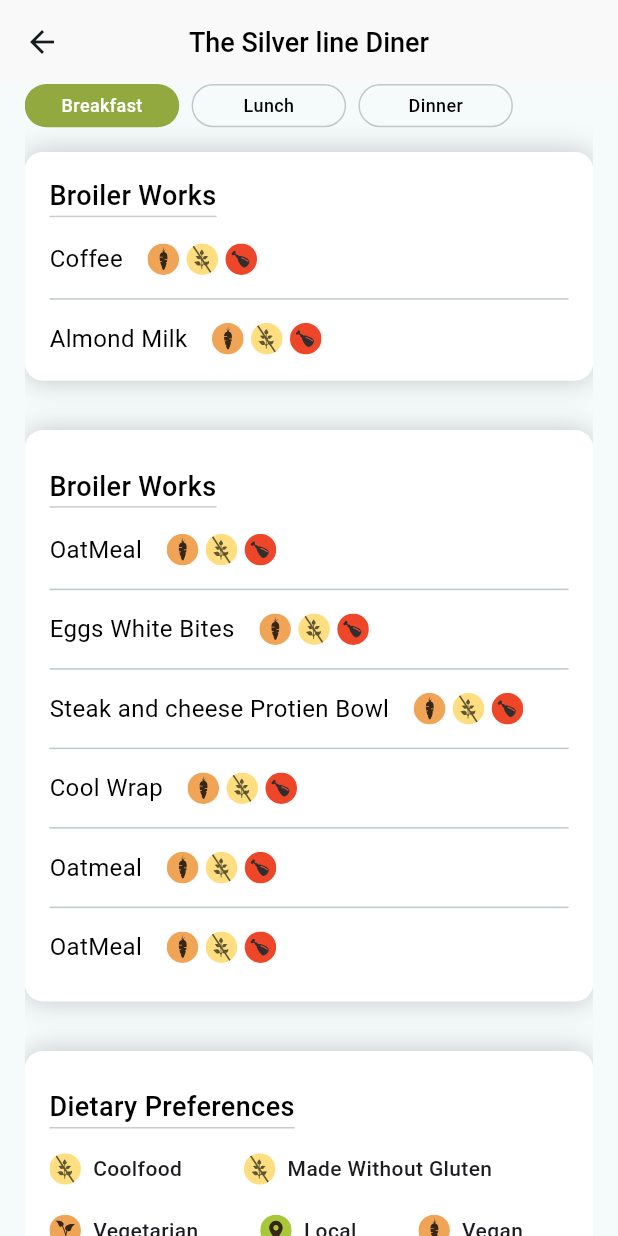
After one commit to Abdulla-Khan/FlourishU, a Flutter app: the RestaurantsDetailView screen opened by its route, on a phone screen of 412 x 824 dp. The commit adds this screen. Run offline on Flutter 3.47's test engine with Material 3 defaults, Android fonts, the phone set to English and light mode, and no system bars; our stand-ins replace flutter_svg, fluttertoast, get, get_storage, google_fonts, jwt_decoder and 2 more; missing offline and left inert: flutter_floating_bottom_bar, wheel_slider; accounts and stored records are empty.

Commit message:
Added Resaturants Detail View

```diff
--- a/lib/main.dart
+++ b/lib/main.dart
@@ -1,11 +1,13 @@
 import 'package:flourish/utils/bindings/bindings.dart';
 import 'package:flourish/utils/constants/colors.dart';
 import 'package:flourish/utils/routes/routes.dart';
+import 'package:flourish/views/restaurants_details/restaurants_detail_view.dart';
 import 'package:flutter/material.dart';
 import 'package:get/route_manager.dart';
 import 'package:get_storage/get_storage.dart';
 import 'package:google_fonts/google_fonts.dart';
 
+//TODO: Refactor
 void main() async {
   await GetStorage.init();
   runApp(const FlourishApp());
--- a/lib/utils/routes/routes.dart
+++ b/lib/utils/routes/routes.dart
@@ -17,6 +17,7 @@ import 'package:flourish/views/favourites/favourites_view.dart';
 import 'package:flourish/views/navigation_view.dart';
 import 'package:flourish/views/profile/change_password_view.dart';
 import 'package:flourish/views/profile/edit_profile_view.dart';
+import 'package:flourish/views/restaurants_details/restaurants_detail_view.dart';
 import 'package:flourish/views/settings/pages/about_us.dart';
 import 'package:flourish/views/settings/pages/customer_service_view.dart';
 import 'package:flourish/views/settings/pages/privacy_policy_view.dart';
@@ -162,4 +163,10 @@ List<GetPage<dynamic>>? routes = [
     transition: Transition.fade,
     transitionDuration: const Duration(milliseconds: 200),
   ),
+  GetPage(
+    name: '/restaurantDetails',
+    page: () => const RestaurantsDetailView(),
+    transition: Transition.fade,
+    transitionDuration: const Duration(milliseconds: 200),
+  ),
 ];
--- a/lib/views/components/home/nearby_eatry_card.dart
+++ b/lib/views/components/home/nearby_eatry_card.dart
@@ -1,5 +1,5 @@
-import 'package:flourish/utils/services/size_service.dart';
 import 'package:flutter/material.dart';
+import 'package:get/get.dart';
 
 class NeabyEatriesCard extends StatelessWidget {
   const NeabyEatriesCard({
@@ -14,7 +14,9 @@ class NeabyEatriesCard extends StatelessWidget {
         shrinkWrap: true,
         itemCount: 4,
         itemBuilder: (context, indexs) {
-          return Container(
+          return GestureDetector(
+            onTap: () => Get.toNamed("/restaurantDetails"),
+            child: Container(
               margin: EdgeInsets.symmetric(vertical: context.height * 0.01),
               width: context.width,
               decoration: BoxDecoration(
@@ -68,7 +70,8 @@ class NeabyEatriesCard extends StatelessWidget {
                     ),
                   ),
                   Container(
-                  margin: EdgeInsets.symmetric(vertical: context.height * 0.02),
+                    margin:
+                        EdgeInsets.symmetric(vertical: context.height * 0.02),
                     padding:
                         EdgeInsets.symmetric(horizontal: context.width * 0.02),
                     child: const Text(
@@ -84,6 +87,7 @@ class NeabyEatriesCard extends StatelessWidget {
                   )
                 ],
               ),
+            ),
           );
         });
   }
--- /dev/null
+++ b/lib/views/restaurants_details/restaurants_detail_view.dart
@@ -0,0 +1,354 @@
+import 'package:flourish/views/components/customize_diet_plan/appbar.dart';
+import 'package:flutter/material.dart';
+import 'package:flutter_svg/svg.dart';
+import 'package:get/get.dart';
+
+import '../../utils/constants/colors.dart';
+
+class RestaurantsDetailView extends GetView {
+  const RestaurantsDetailView({super.key});
+
+  @override
+  Widget build(BuildContext context) {
+    return Scaffold(
+      appBar: const CustomizeDietAppbar(
+        title: "The Silver line Diner",
+      ),
+      body: SafeArea(
+          child: Padding(
+        padding: EdgeInsets.symmetric(
+          horizontal: context.width * 0.04,
+        ),
+        child: SingleChildScrollView(
+          child: Column(
+            crossAxisAlignment: CrossAxisAlignment.start,
+            children: [
+              SizedBox(
+                height: context.height * 0.035,
+                child: ListView.separated(
+                    itemCount: mealTypes.length,
+                    shrinkWrap: true,
+                    scrollDirection: Axis.horizontal,
+                    separatorBuilder: (context, index) =>
+                        SizedBox(width: context.width * 0.02),
+                    itemBuilder: (context, index) {
+                      return Obx(
+                        () => GestureDetector(
+                          onTap: () {
+                            for (var i in mealTypes) {
+                              i['isSelected'] =
+                                  i['value'] == mealTypes[index]['value'];
+                            }
+                          },
+                          child: Container(
+                              width: context.width * 0.25,
+                              decoration: BoxDecoration(
+                                color: mealTypes[index]['isSelected']
+                                    ? textBtnColor
+                                    : null,
+                                borderRadius: BorderRadius.circular(25),
+                                border: mealTypes[index]['isSelected']
+                                    ? null
+                                    : Border.all(
+                                        width: 1,
+                                        color: Colors.black.withOpacity(0.2),
+                                      ),
+                              ),
+                              alignment: Alignment.center,
+                              child: Text(
+                                mealTypes[index]['value'],
+                                style: TextStyle(
+                                  color: !mealTypes[index]['isSelected']
+                                      ? Colors.black
+                                      : Colors.white,
+                                  fontSize: 12,
+                                  fontFamily: 'Roboto',
+                                  fontWeight: FontWeight.w500,
+                                  height: 0,
+                                ),
+                              )),
+                        ),
+                      );
+                    }),
+              ),
+              Container(
+                width: context.width,
+                margin: EdgeInsets.symmetric(
+                  vertical: context.height * 0.02,
+                ),
+                padding: EdgeInsets.symmetric(
+                  horizontal: context.width * 0.04,
+                  vertical: context.height * 0.02,
+                ),
+                decoration: BoxDecoration(
+                  color: Colors.white,
+                  borderRadius: BorderRadius.circular(12),
+                  boxShadow: [
+                    BoxShadow(
+                      color: Colors.black.withOpacity(0.2),
+                      blurRadius: 15,
+                    )
+                  ],
+                ),
+                child: Column(
+                  mainAxisAlignment: MainAxisAlignment.spaceEvenly,
+                  crossAxisAlignment: CrossAxisAlignment.start,
+                  children: [
+                    Container(
+                      decoration: BoxDecoration(
+                          border: Border(
+                              bottom: BorderSide(
+                                  color: Colors.black.withOpacity(0.2)))),
+                      child: const Text(
+                        'Broiler Works',
+                        textAlign: TextAlign.center,
+                        style: TextStyle(
+                          color: Colors.black,
+                          fontSize: 18,
+                          fontFamily: 'Roboto',
+                          fontWeight: FontWeight.w500,
+                        ),
+                      ),
+                    ),
+                    SizedBox(
+                      height: context.height * 0.02,
+                    ),
+                    const Column(
+                      children: [
+                        BroilerRow(
+                          text: 'Coffee',
+                        ),
+                        Divider(
+                          height: 30,
+                        ),
+                        BroilerRow(
+                          text: 'Almond Milk',
+                        ),
+                      ],
+                    ),
+                  ],
+                ),
+              ),
+              Container(
+                width: context.width,
+                // height: context.height * 0.2,
+                margin: EdgeInsets.symmetric(
+                  vertical: context.height * 0.02,
+                ),
+                padding: EdgeInsets.symmetric(
+                  horizontal: context.width * 0.04,
+                  vertical: context.height * 0.03,
+                ),
+                decoration: BoxDecoration(
+                  color: Colors.white,
+                  borderRadius: BorderRadius.circular(12),
+                  boxShadow: [
+                    BoxShadow(
+                      color: Colors.black.withOpacity(0.2),
+                      blurRadius: 15,
+                    )
+                  ],
+                ),
+                child: Column(
+                  crossAxisAlignment: CrossAxisAlignment.start,
+                  mainAxisAlignment: MainAxisAlignment.spaceAround,
+                  children: [
+                    Container(
+                      decoration: BoxDecoration(
+                          border: Border(
+                              bottom: BorderSide(
+                                  color: Colors.black.withOpacity(0.2)))),
+                      child: const Text(
+                        'Broiler Works',
+                        textAlign: TextAlign.center,
+                        style: TextStyle(
+                          color: Colors.black,
+                          fontSize: 18,
+                          fontFamily: 'Roboto',
+                          fontWeight: FontWeight.w500,
+                        ),
+                      ),
+                    ),
+                    SizedBox(
+                      height: context.height * 0.02,
+                    ),
+                    const Column(
+                      children: [
+                        BroilerRow(
+                          text: "OatMeal",
+                        ),
+                        Divider(
+                          height: 30,
+                        ),
+                        BroilerRow(
+                          text: "Eggs White Bites",
+                        ),
+                        Divider(
+                          height: 30,
+                        ),
+                        BroilerRow(
+                          text: "Steak and cheese Protien Bowl",
+                        ),
+                        Divider(
+                          height: 30,
+                        ),
+                        BroilerRow(
+                          text: "Cool Wrap",
+                        ),
+                        Divider(
+                          height: 30,
+                        ),
+                        BroilerRow(
+                          text: "Oatmeal",
+                        ),
+                        Divider(
+                          height: 30,
+                        ),
+                        BroilerRow(
+                          text: "OatMeal",
+                        ),
+                      ],
+                    ),
+                  ],
+                ),
+              ),
+              Container(
+                width: context.width,
+                margin: EdgeInsets.symmetric(
+                  vertical: context.height * 0.02,
+                ),
+                padding: EdgeInsets.symmetric(
+                  horizontal: context.width * 0.04,
+                  vertical: context.height * 0.03,
+                ),
+                decoration: BoxDecoration(
+                  color: Colors.white,
+                  borderRadius: BorderRadius.circular(12),
+                  boxShadow: [
+                    BoxShadow(
+                      color: Colors.black.withOpacity(0.2),
+                      blurRadius: 15,
+                    )
+                  ],
+                ),
+                child: Column(
+                  crossAxisAlignment: CrossAxisAlignment.start,
+                  mainAxisAlignment: MainAxisAlignment.spaceAround,
+                  children: [
+                    Container(
+                      decoration: BoxDecoration(
+                          border: Border(
+                              bottom: BorderSide(
+                                  color: Colors.black.withOpacity(0.2)))),
+                      child: const Text(
+                        'Dietary Preferences',
+                        textAlign: TextAlign.center,
+                        style: TextStyle(
+                          color: Colors.black,
+                          fontSize: 18,
+                          fontFamily: 'Roboto',
+                          fontWeight: FontWeight.w500,
+                        ),
+                      ),
+                    ),
+                    SizedBox(
+                      height: context.height * 0.02,
+                    ),
+                    Wrap(
+                      spacing: context.width * .1,
+                      runSpacing: 20.0, // Space between rows
+                      alignment: WrapAlignment.start,
+                      children: const [
+                        FoodLabel(
+                          svgAsset: 'assets/restaurant/leaf.svg',
+                          label: "Coolfood",
+                        ),
+                        FoodLabel(
+                          label: "Made Without Gluten",
+                          svgAsset: 'assets/restaurant/leaf.svg',
+                        ),
+                        FoodLabel(
+                          label: "Vegetarian",
+                          svgAsset: 'assets/restaurant/veg.svg',
+                        ),
+                        FoodLabel(
+                          label: "Local",
+                          svgAsset: 'assets/restaurant/location_pin.svg',
+                        ),
+                        FoodLabel(
+                          label: "Vegan",
+                          svgAsset: 'assets/restaurant/carrot.svg',
+                        ),
+                      ],
+                    ),
+                  ],
+                ),
+              ),
+            ],
+          ),
+        ),
+      )),
+    );
+  }
+}
+
+class BroilerRow extends StatelessWidget {
+  const BroilerRow({
+    super.key,
+    required this.text,
+  });
+  final String text;
+  @override
+  Widget build(BuildContext context) {
+    return Row(
+      children: [
+        Text(
+          text,
+          style: const TextStyle(
+            color: Colors.black,
+            fontSize: 16,
+            fontFamily: 'Roboto',
+            fontWeight: FontWeight.w400,
+          ),
+        ),
+        SizedBox(width: context.width * 0.04),
+        SvgPicture.asset('assets/svg.svg')
+      ],
+    );
+  }
+}
+
+RxList<RxMap<String, dynamic>> mealTypes = [
+  {"value": "Breakfast", "isSelected": true}.obs,
+  {"value": "Lunch", "isSelected": false}.obs,
+  {"value": "Dinner", "isSelected": false}.obs,
+].obs;
+
+class FoodLabel extends StatelessWidget {
+  final String svgAsset;
+  final String label;
+
+  const FoodLabel({
+    super.key,
+    required this.label,
+    required this.svgAsset,
+  });
+
+  @override
+  Widget build(BuildContext context) {
+    return Row(
+      mainAxisSize: MainAxisSize.min,
+      children: [
+        SvgPicture.asset(svgAsset),
+        const SizedBox(width: 8), // Space between icon and text
+        Text(
+          label,
+          style: const TextStyle(
+            fontSize: 14,
+            fontWeight: FontWeight.w500,
+          ),
+        ),
+      ],
+    );
+  }
+}
--- a/pubspec.yaml
+++ b/pubspec.yaml
@@ -85,6 +85,7 @@ flutter:
     - assets/logo/
     - assets/home/
     - assets/onboarding/
+    - assets/restaurant/
     - assets/onboarding/schools/
   #   - images/a_dot_ham.jpeg
 
```
Also changed, not shown: assets/restaurant/carrot.svg (added), assets/restaurant/leaf.svg (added), assets/restaurant/location_pin.svg (added), assets/restaurant/veg.svg (added). Lines whose indentation alone changed are shown as unchanged.
